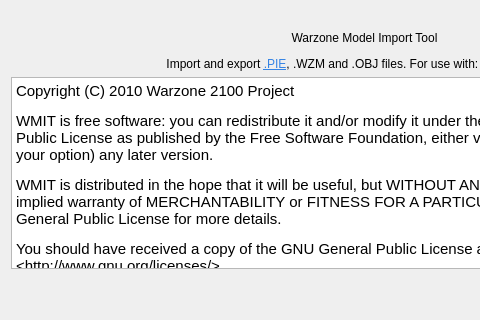
The window that src/ui/aboutdialog.ui (Warzone2100/WMIT) describes before a commit, drawn with Qt 5; both pictures show x 0 to 480 and y 0 to 320 of the 729 by 472 pixel window.
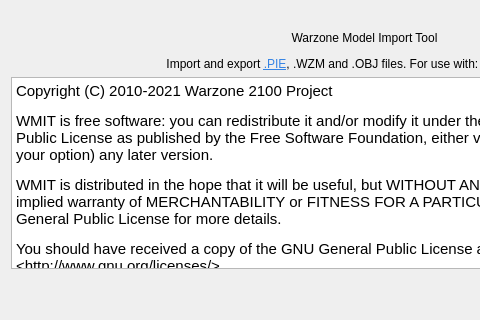
The same window after the commit.

Commit message: Bump end year for copyright string.

The edit to the form file:
```diff
--- a/src/ui/aboutdialog.ui
+++ b/src/ui/aboutdialog.ui
@@ -47,7 +47,7 @@
 &lt;html&gt;&lt;head&gt;&lt;meta name=&quot;qrichtext&quot; content=&quot;1&quot; /&gt;&lt;style type=&quot;text/css&quot;&gt;
 p, li { white-space: pre-wrap; }
 &lt;/style&gt;&lt;/head&gt;&lt;body style=&quot; font-family:'Cantarell'; font-size:11pt; font-weight:400; font-style:normal;&quot;&gt;
-&lt;p style=&quot; margin-top:0px; margin-bottom:0px; margin-left:0px; margin-right:0px; -qt-block-indent:0; text-indent:0px;&quot;&gt;Copyright (C) 2010 Warzone 2100 Project&lt;/p&gt;
+&lt;p style=&quot; margin-top:0px; margin-bottom:0px; margin-left:0px; margin-right:0px; -qt-block-indent:0; text-indent:0px;&quot;&gt;Copyright (C) 2010-2021 Warzone 2100 Project&lt;/p&gt;
 &lt;p style=&quot; margin-top:12px; margin-bottom:12px; margin-left:0px; margin-right:0px; -qt-block-indent:0; text-indent:0px;&quot;&gt;WMIT is free software: you can redistribute it and/or modify it under the terms of the GNU General Public License as published by the Free Software Foundation, either version 3 of the License, or (at your option) any later version.&lt;/p&gt;
 &lt;p style=&quot; margin-top:12px; margin-bottom:12px; margin-left:0px; margin-right:0px; -qt-block-indent:0; text-indent:0px;&quot;&gt;WMIT is distributed in the hope that it will be useful, but WITHOUT ANY WARRANTY; without even the implied warranty of MERCHANTABILITY or FITNESS FOR A PARTICULAR PURPOSE. See the GNU General Public License for more details.&lt;/p&gt;
 &lt;p style=&quot; margin-top:12px; margin-bottom:12px; margin-left:0px; margin-right:0px; -qt-block-indent:0; text-indent:0px;&quot;&gt;You should have received a copy of the GNU General Public License along with WMIT. If not, see &amp;lt;http://www.gnu.org/licenses/&amp;gt;.&lt;/p&gt;&lt;/body&gt;&lt;/html&gt;</string>
```
